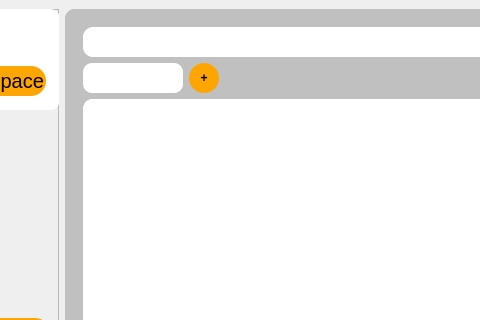
Above: Silently/src/mainwindow.ui from Observersss/Silently before the change; both pictures show x 110 to 590 and y 0 to 320 of the 744 by 711 pixel window. Below: the same form after it.
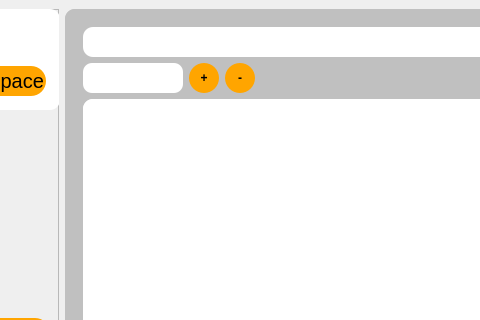
That is the form after the change. The open tabs and pages were chosen to show the change.

Commit message: writed functional for delete selected tag into Note

Diff of the .ui file:
```diff
--- a/Silently/src/mainwindow.ui
+++ b/Silently/src/mainwindow.ui
@@ -226,6 +226,42 @@
                </property>
               </widget>
              </item>
+             <item>
+              <widget class="QPushButton" name="button_tagsOption_delete_tag">
+               <property name="minimumSize">
+                <size>
+                 <width>30</width>
+                 <height>30</height>
+                </size>
+               </property>
+               <property name="maximumSize">
+                <size>
+                 <width>30</width>
+                 <height>30</height>
+                </size>
+               </property>
+               <property name="font">
+                <font>
+                 <bold>true</bold>
+                </font>
+               </property>
+               <property name="styleSheet">
+                <string notr="true">
+QPushButton{
+	background-color:orange;
+	margin:0;
+	border-radius:15px;
+}
+QPushButton:disabled {
+        background-color: gray;
+        color: white;
+}</string>
+               </property>
+               <property name="text">
+                <string>-</string>
+               </property>
+              </widget>
+             </item>
              <item>
               <widget class="QLabel" name="label_DateOfCreation">
                <property name="minimumSize">
```
The commit also changes 2 other files.
